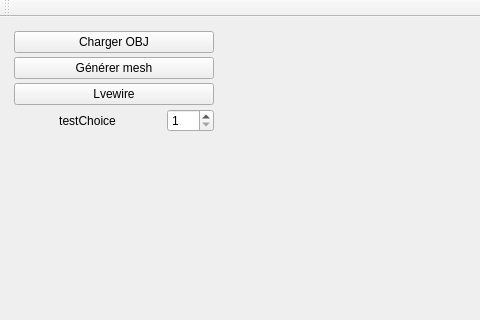
Qt form testJojo/Test7/mainwindow.ui (MABILYJohan/PFE_Livewire) before a commit; both pictures show x 0 to 480 and y 0 to 320 of the 632 by 408 pixel window.
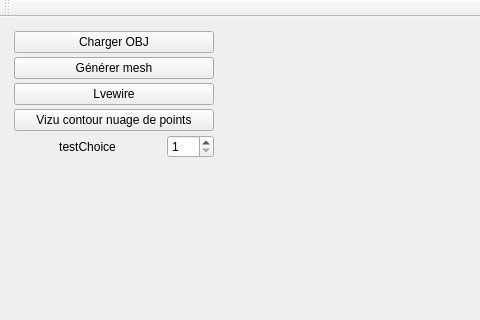
The same form after that commit. Custom widgets are drawn as their Qt base class.

Commit message: ajout vizu nuage de point contour + affinage de l'affichage

```diff
--- a/testJojo/Test7/mainwindow.ui
+++ b/testJojo/Test7/mainwindow.ui
@@ -72,6 +72,13 @@
          </property>
         </widget>
        </item>
+       <item>
+        <widget class="QPushButton" name="pushButton_vizuContour">
+         <property name="text">
+          <string>Vizu contour nuage de points</string>
+         </property>
+        </widget>
+       </item>
        <item>
         <layout class="QHBoxLayout" name="horizontalLayout">
          <item>
```
The commit also changes 26 other files.
